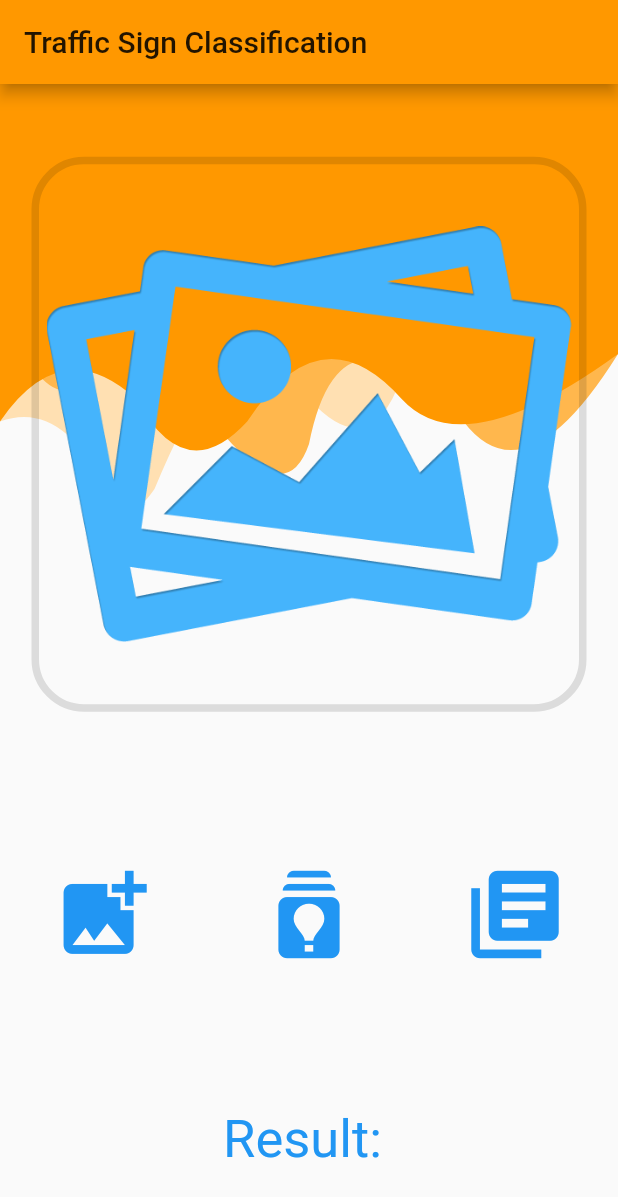
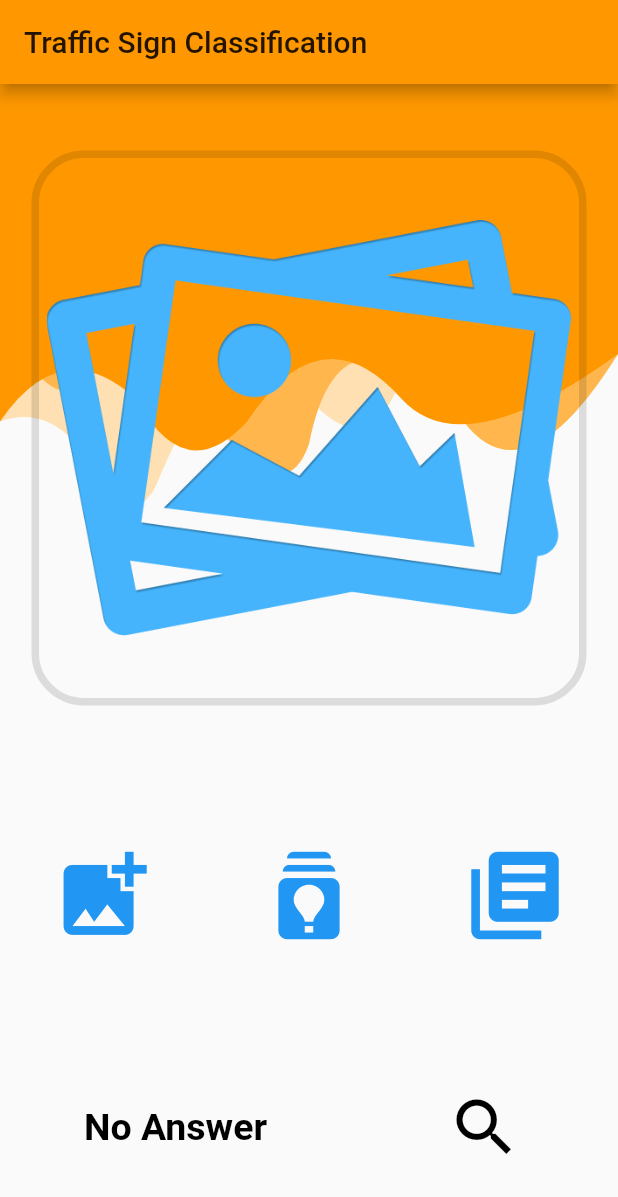
Before and after one commit to levanduy99/app_traffic_sign_classification, a Flutter app: the screen it shows after launch, on a phone screen of 412 x 824 dp. Shown: the top 1197 px of the screen. Run offline on Flutter 3.47's test engine with Material 2 defaults, Android fonts, the phone set to English and light mode, and no system bars; our stand-ins replace image_picker.

Commit message:
add feature search traffic sign

```diff
--- a/lib/app_screens/home.dart
+++ b/lib/app_screens/home.dart
@@ -1,3 +1,5 @@
+import 'package:classify_traffic_sign/app_screens/traffic_sign_details.dart';
+import 'package:classify_traffic_sign/model/traffic_signs.dart';
 import 'dart:async';
 import 'dart:convert';
 import 'dart:io';
@@ -19,7 +21,8 @@ class _LandingScreenState extends State<LandingScreen> {
 
   File imageFile;
   final picker = ImagePicker();
-  var resultPredict="";
+  var resultPredict="No Answer";
+  var showResult = "";
 
   _openGallery(BuildContext context) async{
     var picture = await picker.getImage(source: ImageSource.gallery);
@@ -41,7 +44,7 @@ class _LandingScreenState extends State<LandingScreen> {
   doUpload(File image) async{
     var request = http.MultipartRequest(
       'POST',
-      Uri.parse("http://192.168.1.2:5000/predict"),
+      Uri.parse("http://192.168.1.8:5000/predict"),
     );
     Map<String, String> headers = {"Content-type": "multipart/form-data"};
     request.files.add(
@@ -67,26 +70,58 @@ class _LandingScreenState extends State<LandingScreen> {
     });
   }
 
+  //format result to show
+  _formatResult(){
+    if(resultPredict.length > 25){
+      return showResult = resultPredict.substring(0,23)+"...";
+    }
+    return resultPredict;
+  }
 
   Future<void> _showChoiceDialog(BuildContext context){
     return showDialog(context: context, builder: (BuildContext context){
       return AlertDialog(
-        title: Text("Make a Choice!"),
+        title: Text("Make a Choice!",
+          style: TextStyle(fontSize: 25, color: Colors.black),),
         content: SingleChildScrollView(
           child: ListBody(
             children: <Widget>[
+              Row(
+                mainAxisAlignment: MainAxisAlignment.start,
+                children: <Widget>[
                   GestureDetector(
-                child: Text("Gallery"),
+                    child: Icon(
+                      Icons.collections_sharp,
+                      color: Colors.blueAccent,
+                    ),
+                  ),
+                  GestureDetector(
+                    child: Text("Gallery",
+                      style: TextStyle(fontSize: 20, color: Colors.black),),
                     onTap: (){
                       _openGallery(context);
                     },
                   ),
+                ],
+              ),
               Padding(padding: EdgeInsets.all(8.0)),
+              Row(
+                mainAxisAlignment: MainAxisAlignment.start,
+                children: <Widget>[
                   GestureDetector(
-                child: Text("Camera"),
+                    child: Icon(
+                      Icons.camera_alt,
+                      color: Colors.blueAccent,
+                    ),
+                  ),
+                  GestureDetector(
+                    child: Text("Camera",
+                      style: TextStyle(fontSize: 20, color: Colors.black),),
                     onTap: (){
                       _openCamera(context);
                     },
+                  )
+                ],
               )
             ],
           ),
@@ -109,6 +144,15 @@ class _LandingScreenState extends State<LandingScreen> {
         ),
         child: Image.file(imageFile, width: 350.0, height: 350.0),);
     }
+  }
+
+  _decidePushScreen(){
+    for(int i = 0; i < trafficSignsList.length; i++){
+      if(resultPredict.toLowerCase() == trafficSignsList[i].title.toLowerCase()){
+        return TrafficSignDetails(trafficSignsList[i]);
+        }
+    }
+    return TrafficSignsList();
   }
 
   @override
@@ -178,10 +222,44 @@ class _LandingScreenState extends State<LandingScreen> {
                      )
                    ],
                ),
+                Row(
+                  mainAxisAlignment: MainAxisAlignment.spaceAround,
+                  children: <Widget>[
                     Center(
-                  child: Text("Result: "+resultPredict,
-                    style: TextStyle(fontSize: 35, color: Colors.blue), ),
+                      child: Expanded(
+                        child: Text(_formatResult(),
+                          style: TextStyle(
+                            fontSize: 25,
+                            color: Colors.black,
+                            fontWeight: FontWeight.bold,
                           ),
+                          textAlign: TextAlign.justify,
+                          maxLines: 2,
+                          overflow: TextOverflow.ellipsis,
+                        ),
+                      ),
+                    ),
+                    Center(
+                      child: IconButton(
+                        onPressed: () {
+                          Navigator.of(context)
+                              .push(
+                              MaterialPageRoute(
+                                  builder: (context) => _decidePushScreen()
+                              )
+                          );
+                        },
+                        splashColor: Colors.cyan,
+                        color: Colors.black,
+                        icon: Icon(
+                          Icons.search,
+                        ),
+                        iconSize: 50.0,
+                        tooltip: "Search Traffic Sign",
+                      ),
+                    )
+                  ],
+                )
               ],
             )
           ]
--- a/lib/app_screens/traffic_sign_details.dart
+++ b/lib/app_screens/traffic_sign_details.dart
@@ -20,14 +20,14 @@ class TrafficSignDetails extends StatelessWidget{
             children: [
               Image.network(
                 trafficSigns.imageUrl,
-                height: 500,
+                height: 400,
               ),
               Padding(
                 padding: const EdgeInsets.all(8.0),
                 child: Text(
                   trafficSigns.description,
                   textAlign: TextAlign.justify,
-                  style: TextStyle(fontSize: 22.0),
+                  style: TextStyle(fontSize: 18.0),
                 ),
               ),
             ],
--- a/lib/model/traffic_signs.dart
+++ b/lib/model/traffic_signs.dart
@@ -1,55 +1,167 @@
 import 'package:flutter/material.dart';
 
 class TrafficSigns {
-  String title;
-  String description;
-  String imageUrl;
+  final id;
+  final String title;
+  final String description;
+  final String imageUrl;
 
-  TrafficSigns(
-    {@required this.title,
+  TrafficSigns({
+    @required this.id,
+    @required this.title,
     @required this.description,
     @required this.imageUrl});
 }
 
-List<TrafficSigns> trafficSignsList = [
-  TrafficSigns(title: "Tốc độ tối đa cho phép 20km/h",
-      description: "Để báo tốc độ tối đa cho phép các xe cơ giới chạy. " +
-      "Biển báo có hiệu lực cấm các loại xe cơ giới chạy với tốc độ tối " +
-      "đa vượt quá giá trị số ghi trên biển trừ các xe được ưu tiên theo quy định",
+final trafficSignsList = <TrafficSigns>[
+  TrafficSigns(
+      id: 0,
+      title: "Tốc độ tối đa cho phép (20km/h)",
+      description: "Để báo tốc độ tối đa cho phép các xe cơ giới chạy. Biển báo có hiệu lực cấm các loại xe cơ giới chạy với tốc độ tối đa vượt quá giá trị số ghi trên biển trừ các xe được ưu tiên theo quy định",
       imageUrl: "https://images-eu.ssl-images-amazon.com/images/I/61Dl9EnISzL.__AC_SX300_SY300_QL70_ML2_.jpg"),
-  TrafficSigns(title: "Tốc độ tối đa cho phép 30km/h",
-      description: "Để báo tốc độ tối đa cho phép các xe cơ giới chạy. " +
-          "Biển báo có hiệu lực cấm các loại xe cơ giới chạy với tốc độ tối " +
-          "đa vượt quá giá trị số ghi trên biển trừ các xe được ưu tiên theo quy định",
+  TrafficSigns(
+      id: 1,
+      title: "Tốc độ tối đa cho phép (30km/h)",
+      description: "Để báo tốc độ tối đa cho phép các xe cơ giới chạy. Biển báo có hiệu lực cấm các loại xe cơ giới chạy với tốc độ tối đa vượt quá giá trị số ghi trên biển trừ các xe được ưu tiên theo quy định",
       imageUrl: "https://upload.wikimedia.org/wikipedia/commons/b/b5/Italian_traffic_signal_-_maximum_speed_limit_30_km_per_h.png"),
-  TrafficSigns(title: "Tốc độ tối đa cho phép 50km/h",
-      description: "Để báo tốc độ tối đa cho phép các xe cơ giới chạy. " +
-          "Biển báo có hiệu lực cấm các loại xe cơ giới chạy với tốc độ tối " +
-          "đa vượt quá giá trị số ghi trên biển trừ các xe được ưu tiên theo quy định",
+  TrafficSigns(
+      id: 2,
+      title: "Tốc độ tối đa cho phép (50km/h)",
+      description: "Để báo tốc độ tối đa cho phép các xe cơ giới chạy. Biển báo có hiệu lực cấm các loại xe cơ giới chạy với tốc độ tối đa vượt quá giá trị số ghi trên biển trừ các xe được ưu tiên theo quy định",
       imageUrl: "https://images-na.ssl-images-amazon.com/images/I/61Eas1VfZYL._AC_SL1500_.jpg"),
-  TrafficSigns(title: "Tốc độ tối đa cho phép 60km/h",
-      description: "Để báo tốc độ tối đa cho phép các xe cơ giới chạy. " +
-          "Biển báo có hiệu lực cấm các loại xe cơ giới chạy với tốc độ tối " +
-          "đa vượt quá giá trị số ghi trên biển trừ các xe được ưu tiên theo quy định",
+  TrafficSigns(
+      id: 3,
+      title: "Tốc độ tối đa cho phép (60km/h)",
+      description: "Để báo tốc độ tối đa cho phép các xe cơ giới chạy. Biển báo có hiệu lực cấm các loại xe cơ giới chạy với tốc độ tối đa vượt quá giá trị số ghi trên biển trừ các xe được ưu tiên theo quy định",
       imageUrl: "https://images-na.ssl-images-amazon.com/images/I/61VvIggG%2B3L._AC_SL1500_.jpg"),
-  TrafficSigns(title: "Tốc độ tối đa cho phép 70km/h",
-      description: "Để báo tốc độ tối đa cho phép các xe cơ giới chạy. " +
-          "Biển báo có hiệu lực cấm các loại xe cơ giới chạy với tốc độ tối " +
-          "đa vượt quá giá trị số ghi trên biển trừ các xe được ưu tiên theo quy định",
-      imageUrl: "https://media.istockphoto.com/photos/deutsches-verkehrszeichen-geschwindigkeitsbegrenzung-70-kmh-picture-id1002295454?k=6&m=1002295454&s=170667a&w=0&h=v697mR652STDxJnj7c7fJPL0EphoZHyZuBcqAv9sHZk="),
-  TrafficSigns(title: "Tốc độ tối đa cho phép 80km/h",
-      description: "Để báo tốc độ tối đa cho phép các xe cơ giới chạy. " +
-          "Biển báo có hiệu lực cấm các loại xe cơ giới chạy với tốc độ tối " +
-          "đa vượt quá giá trị số ghi trên biển trừ các xe được ưu tiên theo quy định",
+  TrafficSigns(
+      id: 4,
+      title: "Tốc độ tối đa cho phép (70km/h)",
+      description: "Để báo tốc độ tối đa cho phép các xe cơ giới chạy. Biển báo có hiệu lực cấm các loại xe cơ giới chạy với tốc độ tối đa vượt quá giá trị số ghi trên biển trừ các xe được ưu tiên theo quy định",
+      imageUrl: "https://ae01.alicdn.com/kf/HTB1KHHHXhD1gK0jSZFyq6AiOVXaj/CK2662-16-16-Cm-Gi-i-H-n-T-c-70Km-M-t-Gi-Ng.jpg_q50.jpg"),
+  TrafficSigns(
+      id: 5,
+      title: "Tốc độ tối đa cho phép (80km/h)",
+      description: "Để báo tốc độ tối đa cho phép các xe cơ giới chạy. Biển báo có hiệu lực cấm các loại xe cơ giới chạy với tốc độ tối đa vượt quá giá trị số ghi trên biển trừ các xe được ưu tiên theo quy định",
       imageUrl: "https://upload.wikimedia.org/wikipedia/commons/c/cd/Australian_Speed_Limit_80_FINAL.png"),
-  TrafficSigns(title: "Tốc độ tối đa cho phép 100km/h",
-      description: "Để báo tốc độ tối đa cho phép các xe cơ giới chạy. " +
-          "Biển báo có hiệu lực cấm các loại xe cơ giới chạy với tốc độ tối " +
-          "đa vượt quá giá trị số ghi trên biển trừ các xe được ưu tiên theo quy định",
-      imageUrl: "https://nelsonsigns.co.nz/wp-content/uploads/2015/06/speed-limit-100kmh.jpg"),
-  TrafficSigns(title: "Tốc độ tối đa cho phép 120km/h",
-      description: "Để báo tốc độ tối đa cho phép các xe cơ giới chạy. " +
-          "Biển báo có hiệu lực cấm các loại xe cơ giới chạy với tốc độ tối " +
-          "đa vượt quá giá trị số ghi trên biển trừ các xe được ưu tiên theo quy định",
-      imageUrl: "https://www.pdsigns.ie/contentFiles/productImages/Large/RUS_039.jpg"),
+  TrafficSigns(
+      id: 6,
+      title: "Hạn chế tốc độ tối đa (80km/h)",
+      description: "",
+      imageUrl: ""),
+  TrafficSigns(
+      id: 7,
+      title: "Tốc độ tối đa cho phép (100km/h)",
+      description: "Để báo tốc độ tối đa cho phép các xe cơ giới chạy. Biển báo có hiệu lực cấm các loại xe cơ giới chạy với tốc độ tối đa vượt quá giá trị số ghi trên biển trừ các xe được ưu tiên theo quy định",
+      imageUrl: "https://encrypted-tbn0.gstatic.com/images?q=tbn:ANd9GcQVYRWPAM7jbTZiPgOGsZN2_r_XTHYB7kT_RcfjDKQdazpk9lpZECOhEIqOBKN6NHuRTpY&usqp=CAU"),
+  TrafficSigns(
+      id: 8,
+      title: "Tốc độ tối đa cho phép (120km/h)",
+      description: "Để báo tốc độ tối đa cho phép các xe cơ giới chạy. Biển báo có hiệu lực cấm các loại xe cơ giới chạy với tốc độ tối đa vượt quá giá trị số ghi trên biển trừ các xe được ưu tiên theo quy định",
+      imageUrl: "https://encrypted-tbn0.gstatic.com/images?q=tbn:ANd9GcT8UycZXrJ40UNXsQv09VXmprKv0CcrsuIzP5wf8q7SCvo0G8bjuKNCU3iYElAv_F9876g&usqp=CAU"),
+  TrafficSigns(
+      id: 9,
+      title: "Cấm vượt",
+      description: "Để báo cấm các loại xe cơ giới vượt nhau. Biển báo có hiệu lực cấm tất cả các loại xe cơ giới vượt nhau (kể cả xe được ưu tiên theo quy định).",
+      imageUrl: "https://www.signs-tdc.com/thumb_product/2297/456/500/0/sf_b25.jpg"),
+  TrafficSigns(
+      id: 10,
+      title: "Cấm phương tiện quá có trọng lượng 3.5 tấn",
+      description: "",
+      imageUrl: "https://c8.alamy.com/comp/HTA043/norwegian-regulatory-road-sign-no-vehicles-over-35-tons-HTA043.jpg"),
+  TrafficSigns(
+      id: 11,
+      title: "Giao nhau với đường không ưu tiên",
+      description: "",
+      imageUrl: ""),
+  TrafficSigns(
+      id: 12,
+      title: "Đường ưu tiên",
+      description: "",
+      imageUrl: ""),
+  TrafficSigns(
+      id: 13,
+      title: "Nhường đường",
+      description: "",
+      imageUrl: ""),
+  TrafficSigns(
+      id: 14,
+      title: "Stop",
+      description: "",
+      imageUrl: ""),
+  TrafficSigns(
+      id: 15,
+      title: "Cấm phương tiện",
+      description: "",
+      imageUrl: ""),
+  TrafficSigns(
+      id: 16,
+      title: "Cấm phương tiện trên 3.5 tấn",
+      description: "",
+      imageUrl: ""),
+  TrafficSigns(
+      id: 17,
+      title: "Cấm đi ngược chiều",
+      description: "Để báo đường cấm các loại xe (cơ giới và thô sơ) đi vào theo chiều đặt biển, trừ các xe được ưu tiên theo quy định. Người đi bộ được phép đi trên vỉa hè hoặc lề đường bên phải.",
+      imageUrl: "https://upload.wikimedia.org/wikipedia/commons/thumb/a/a5/Road-sign-no-entry.svg/600px-Road-sign-no-entry.svg.png"),
+  TrafficSigns(
+      id: 17,
+      title: "Stop",
+      description: "",
+      imageUrl: ""),
+  TrafficSigns(
+      id: 6,
+      title: "Stop",
+      description: "",
+      imageUrl: ""),
+  TrafficSigns(
+      id: 6,
+      title: "Stop",
+      description: "",
+      imageUrl: ""),
+  TrafficSigns(
+      id: 6,
+      title: "Stop",
+      description: "",
+      imageUrl: ""),
+  TrafficSigns(
+      id: 6,
+      title: "Stop",
+      description: "",
+      imageUrl: ""),
+  TrafficSigns(
+      id: 6,
+      title: "Stop",
+      description: "",
+      imageUrl: ""),
+  TrafficSigns(
+      id: 6,
+      title: "Stop",
+      description: "",
+      imageUrl: ""),
+  TrafficSigns(
+      id: 6,
+      title: "Stop",
+      description: "",
+      imageUrl: ""),
+  TrafficSigns(
+      id: 6,
+      title: "Stop",
+      description: "",
+      imageUrl: ""),
+  TrafficSigns(
+      id: 6,
+      title: "Stop",
+      description: "",
+      imageUrl: ""),
+  TrafficSigns(
+      id: 6,
+      title: "Stop",
+      description: "",
+      imageUrl: ""),
+  TrafficSigns(
+      id: 6,
+      title: "Stop",
+      description: "",
+      imageUrl: ""),
 ];
```
Also changed, not shown: lib/app_screens/traffic_signs_list.dart (+52 -8 lines), lib/widget/search_widget.dart (added, +58 -0 lines), pubspec.lock. Lines whose indentation alone changed are shown as unchanged.
